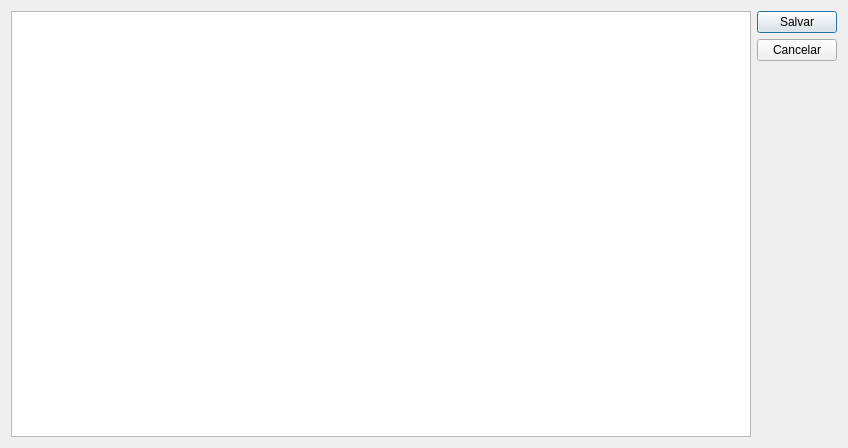
Qt form ui/importaprodutos.ui (lellisls/ERP-STACCATO) before a commit.
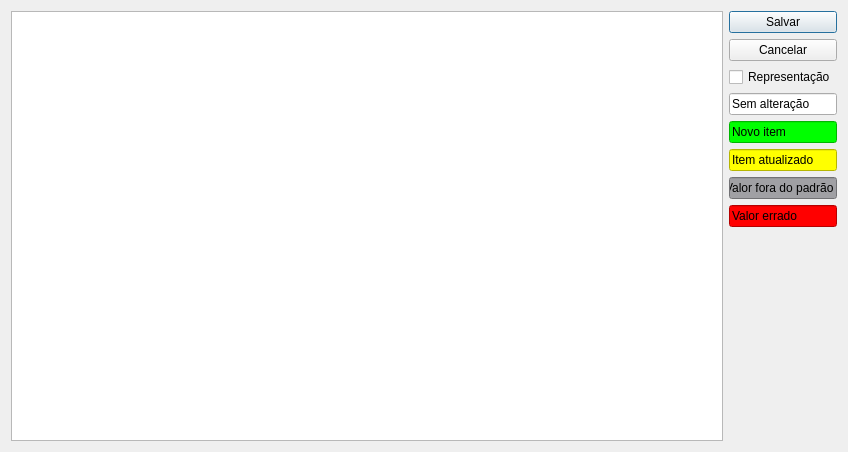
The same form after that commit.

Commit message: Checkbox para venda por representação e legenda de cores

```diff
--- a/ui/importaprodutos.ui
+++ b/ui/importaprodutos.ui
@@ -14,6 +14,51 @@
    <string>Importaçao</string>
   </property>
   <layout class="QGridLayout" name="gridLayout">
+   <item row="4" column="1">
+    <widget class="QLineEdit" name="lineEdit_2">
+     <property name="sizePolicy">
+      <sizepolicy hsizetype="Preferred" vsizetype="Fixed">
+       <horstretch>0</horstretch>
+       <verstretch>0</verstretch>
+      </sizepolicy>
+     </property>
+     <property name="styleSheet">
+      <string notr="true">background-color: rgb(0, 255, 0);</string>
+     </property>
+     <property name="text">
+      <string>Novo item</string>
+     </property>
+     <property name="readOnly">
+      <bool>true</bool>
+     </property>
+    </widget>
+   </item>
+   <item row="5" column="1">
+    <widget class="QLineEdit" name="lineEdit_3">
+     <property name="sizePolicy">
+      <sizepolicy hsizetype="Preferred" vsizetype="Fixed">
+       <horstretch>0</horstretch>
+       <verstretch>0</verstretch>
+      </sizepolicy>
+     </property>
+     <property name="styleSheet">
+      <string notr="true">background-color: rgb(255, 255, 0);</string>
+     </property>
+     <property name="text">
+      <string>Item atualizado</string>
+     </property>
+     <property name="readOnly">
+      <bool>true</bool>
+     </property>
+    </widget>
+   </item>
+   <item row="2" column="1">
+    <widget class="QCheckBox" name="checkBoxRepresentacao">
+     <property name="text">
+      <string>Representação</string>
+     </property>
+    </widget>
+   </item>
    <item row="0" column="1">
     <widget class="QPushButton" name="pushButtonSalvar">
      <property name="text">
@@ -21,14 +66,17 @@
      </property>
     </widget>
    </item>
-   <item row="1" column="1">
-    <widget class="QPushButton" name="pushButtonCancelar">
-     <property name="text">
-      <string>Cancelar</string>
+   <item row="0" column="0" rowspan="9">
+    <widget class="QTableView" name="tableProdutos">
+     <property name="minimumSize">
+      <size>
+       <width>691</width>
+       <height>430</height>
+      </size>
      </property>
     </widget>
    </item>
-   <item row="2" column="1">
+   <item row="8" column="1">
     <spacer name="verticalSpacer">
      <property name="orientation">
       <enum>Qt::Vertical</enum>
@@ -41,8 +89,69 @@
      </property>
     </spacer>
    </item>
-   <item row="0" column="0" rowspan="3">
-    <widget class="QTableView" name="tableProdutos"/>
+   <item row="1" column="1">
+    <widget class="QPushButton" name="pushButtonCancelar">
+     <property name="text">
+      <string>Cancelar</string>
+     </property>
+    </widget>
+   </item>
+   <item row="3" column="1">
+    <widget class="QLineEdit" name="lineEdit">
+     <property name="sizePolicy">
+      <sizepolicy hsizetype="Preferred" vsizetype="Fixed">
+       <horstretch>0</horstretch>
+       <verstretch>0</verstretch>
+      </sizepolicy>
+     </property>
+     <property name="text">
+      <string>Sem alteração</string>
+     </property>
+     <property name="readOnly">
+      <bool>true</bool>
+     </property>
+    </widget>
+   </item>
+   <item row="6" column="1">
+    <widget class="QLineEdit" name="lineEdit_4">
+     <property name="sizePolicy">
+      <sizepolicy hsizetype="Preferred" vsizetype="Fixed">
+       <horstretch>0</horstretch>
+       <verstretch>0</verstretch>
+      </sizepolicy>
+     </property>
+     <property name="styleSheet">
+      <string notr="true">background-color: rgb(160, 160, 164);</string>
+     </property>
+     <property name="text">
+      <string>Valor fora do padrão</string>
+     </property>
+     <property name="readOnly">
+      <bool>true</bool>
+     </property>
+    </widget>
+   </item>
+   <item row="7" column="1">
+    <widget class="QLineEdit" name="lineEdit_5">
+     <property name="sizePolicy">
+      <sizepolicy hsizetype="Preferred" vsizetype="Fixed">
+       <horstretch>0</horstretch>
+       <verstretch>0</verstretch>
+      </sizepolicy>
+     </property>
+     <property name="autoFillBackground">
+      <bool>false</bool>
+     </property>
+     <property name="styleSheet">
+      <string notr="true">background-color: rgb(255, 0, 0);</string>
+     </property>
+     <property name="text">
+      <string>Valor errado</string>
+     </property>
+     <property name="readOnly">
+      <bool>true</bool>
+     </property>
+    </widget>
    </item>
   </layout>
  </widget>
```
The commit also changes 3 other files.
